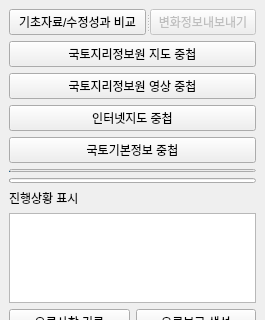
Old version of the form NGIIDataOverlayQualityCheck/ngii_data_utils_dockwidget_base.ui in the repository kr-ngii/-NgiiDataOverlay; both pictures show x 0 to 265 and y 0 to 320 of the 265 by 609 pixel window.
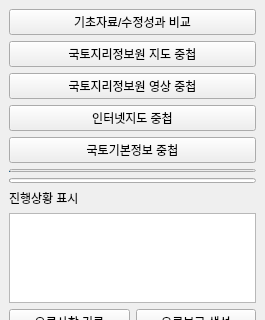
New version of the form.

Commit message: 변화정보 내보내기 다듬기

Patch:
```diff
--- a/NGIIDataOverlayQualityCheck/ngii_data_utils_dockwidget_base.ui
+++ b/NGIIDataOverlayQualityCheck/ngii_data_utils_dockwidget_base.ui
@@ -28,14 +28,6 @@
         <string>기초자료/수정성과 비교</string>
        </property>
       </widget>
-      <widget class="QPushButton" name="btnExport">
-       <property name="enabled">
-        <bool>false</bool>
-       </property>
-       <property name="text">
-        <string>변화정보내보내기</string>
-       </property>
-      </widget>
      </widget>
     </item>
     <item row="1" column="0">
```
The commit also changes 3 other files.
